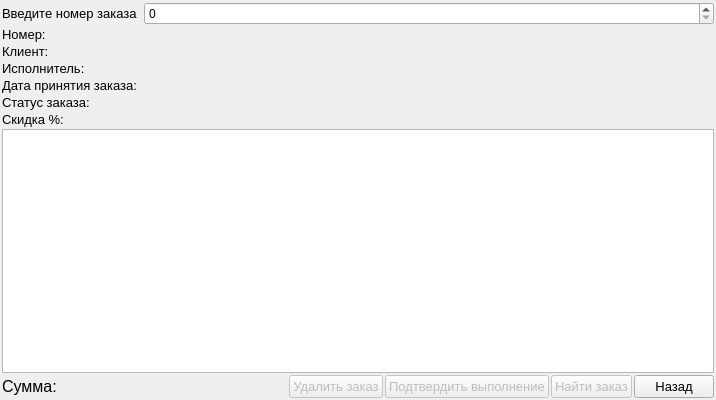
Alex-Sidorov/SEFOLL, file code/form_for_show_order.ui: the form before one commit.
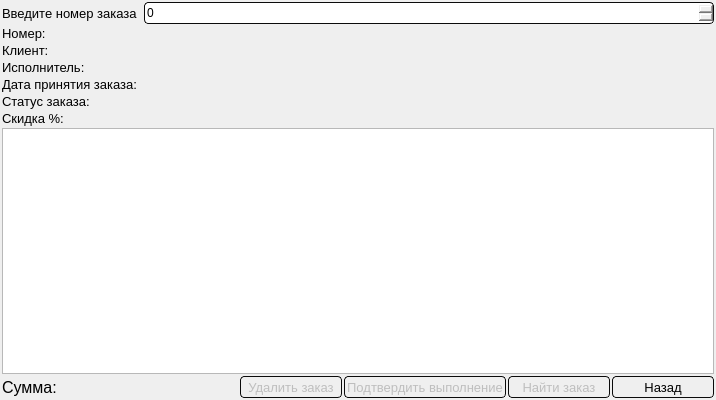
The form after the commit.

Patch:
```diff
--- a/code/form_for_show_order.ui
+++ b/code/form_for_show_order.ui
@@ -93,6 +93,17 @@
        <property name="layoutDirection">
         <enum>Qt::LeftToRight</enum>
        </property>
+       <property name="styleSheet">
+        <string notr="true"> 
+border-radius : 4px;
+border: 1px solid;
+border-color: rgb(11, 11, 11);
+height:20;
+width:140;
+background-color: qlineargradient(x1: 0, y1: 0, x2: 0, y2: 1,
+                                      stop: 0 #dadbde, stop: 1 #f6f7fa);
+</string>
+       </property>
        <property name="maximum">
         <number>1000000</number>
        </property>
@@ -197,6 +208,12 @@
      <property name="autoFillBackground">
       <bool>false</bool>
      </property>
+     <property name="styleSheet">
+      <string notr="true">
+background-color: qlineargradient(x1: 0, y1: 0, x2: 0, y2: 1,
+                                      stop: 0 #dadbde, stop: 1 #f6f7fa);
+</string>
+     </property>
      <property name="frameShape">
       <enum>QFrame::StyledPanel</enum>
      </property>
@@ -388,6 +405,22 @@
          <pointsize>10</pointsize>
         </font>
        </property>
+       <property name="styleSheet">
+        <string notr="true">QPushButton
+{ 
+border-radius : 4px;
+border: 1px solid;
+border-color: rgb(11, 11, 11);
+height:20;
+width:100;
+background-color: qlineargradient(x1: 0, y1: 0, x2: 0, y2: 1,
+                                      stop: 0 #dadbde, stop: 1 #f6f7fa);
+}
+QPushButton::pressed {
+    background-color:qlineargradient(x1: 0, y1: 0, x2: 0, y2: 1,
+                                      stop: 0 rgb(251, 252, 255), stop: 1 #f6f7fa);
+}</string>
+       </property>
        <property name="text">
         <string>Удалить заказ</string>
        </property>
@@ -403,6 +436,22 @@
          <pointsize>10</pointsize>
         </font>
        </property>
+       <property name="styleSheet">
+        <string notr="true">QPushButton
+{ 
+border-radius : 4px;
+border: 1px solid;
+border-color: rgb(11, 11, 11);
+height:20;
+width:160;
+background-color: qlineargradient(x1: 0, y1: 0, x2: 0, y2: 1,
+                                      stop: 0 #dadbde, stop: 1 #f6f7fa);
+}
+QPushButton::pressed {
+    background-color:qlineargradient(x1: 0, y1: 0, x2: 0, y2: 1,
+                                      stop: 0 rgb(251, 252, 255), stop: 1 #f6f7fa);
+}</string>
+       </property>
        <property name="text">
         <string>Подтвердить выполнение</string>
        </property>
@@ -418,6 +467,22 @@
          <pointsize>10</pointsize>
         </font>
        </property>
+       <property name="styleSheet">
+        <string notr="true">QPushButton
+{ 
+border-radius : 4px;
+border: 1px solid;
+border-color: rgb(11, 11, 11);
+height:20;
+width:100;
+background-color: qlineargradient(x1: 0, y1: 0, x2: 0, y2: 1,
+                                      stop: 0 #dadbde, stop: 1 #f6f7fa);
+}
+QPushButton::pressed {
+    background-color:qlineargradient(x1: 0, y1: 0, x2: 0, y2: 1,
+                                      stop: 0 rgb(251, 252, 255), stop: 1 #f6f7fa);
+}</string>
+       </property>
        <property name="text">
         <string>Найти заказ</string>
        </property>
@@ -430,6 +495,22 @@
          <pointsize>10</pointsize>
         </font>
        </property>
+       <property name="styleSheet">
+        <string notr="true">QPushButton
+{ 
+border-radius : 4px;
+border: 1px solid;
+border-color: rgb(11, 11, 11);
+height:20;
+width:100;
+background-color: qlineargradient(x1: 0, y1: 0, x2: 0, y2: 1,
+                                      stop: 0 #dadbde, stop: 1 #f6f7fa);
+}
+QPushButton::pressed {
+    background-color:qlineargradient(x1: 0, y1: 0, x2: 0, y2: 1,
+                                      stop: 0 rgb(251, 252, 255), stop: 1 #f6f7fa);
+}</string>
+       </property>
        <property name="text">
         <string>Назад</string>
        </property>
```
Left out of the diff: 12 changed lines with no effect on the pictures.
